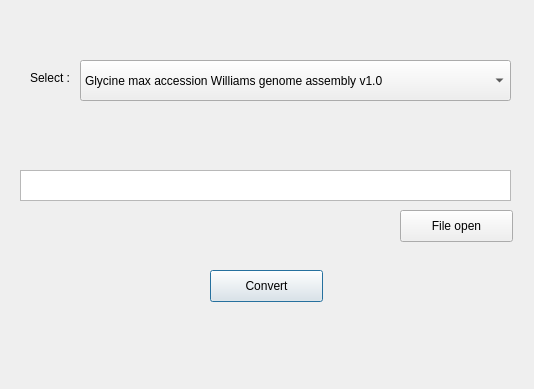
This is VCFconverter.ui in biezz0210/vcfConverter as Qt 5 draws it before an edit. The edited form follows.
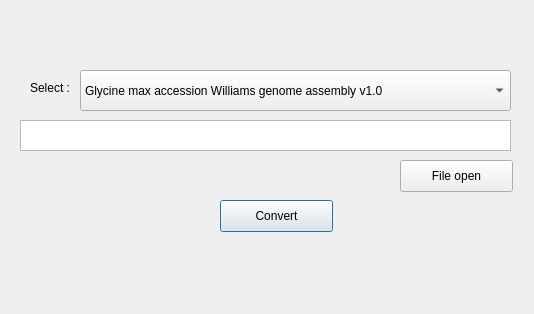
This is the edited form.

Commit message: add save as path

What changed in the file:
```diff
--- a/VCFconverter.ui
+++ b/VCFconverter.ui
@@ -7,7 +7,7 @@
     <x>0</x>
     <y>0</y>
     <width>534</width>
-    <height>389</height>
+    <height>314</height>
    </rect>
   </property>
   <property name="windowTitle">
@@ -16,8 +16,8 @@
   <widget class="QPushButton" name="convert">
    <property name="geometry">
     <rect>
-     <x>210</x>
-     <y>270</y>
+     <x>220</x>
+     <y>200</y>
      <width>113</width>
      <height>32</height>
     </rect>
@@ -30,7 +30,7 @@
    <property name="geometry">
     <rect>
      <x>400</x>
-     <y>210</y>
+     <y>160</y>
      <width>113</width>
      <height>32</height>
     </rect>
@@ -43,7 +43,7 @@
    <property name="geometry">
     <rect>
      <x>20</x>
-     <y>170</y>
+     <y>120</y>
      <width>491</width>
      <height>31</height>
     </rect>
@@ -53,7 +53,7 @@
    <property name="geometry">
     <rect>
      <x>80</x>
-     <y>60</y>
+     <y>70</y>
      <width>431</width>
      <height>41</height>
     </rect>
@@ -73,7 +73,7 @@
    <property name="geometry">
     <rect>
      <x>30</x>
-     <y>70</y>
+     <y>80</y>
      <width>60</width>
      <height>16</height>
     </rect>
@@ -85,24 +85,16 @@
   <widget class="QLabel" name="label_result">
    <property name="geometry">
     <rect>
-     <x>30</x>
-     <y>320</y>
+     <x>380</x>
+     <y>250</y>
      <width>141</width>
      <height>31</height>
     </rect>
    </property>
-   <property name="text">
-    <string/>
-   </property>
-  </widget>
-  <widget class="QLabel" name="label_output">
-   <property name="geometry">
-    <rect>
-     <x>30</x>
-     <y>120</y>
-     <width>461</width>
-     <height>20</height>
-    </rect>
+   <property name="font">
+    <font>
+     <pointsize>18</pointsize>
+    </font>
    </property>
    <property name="text">
     <string/>
```
The commit also changes 2 other files.
